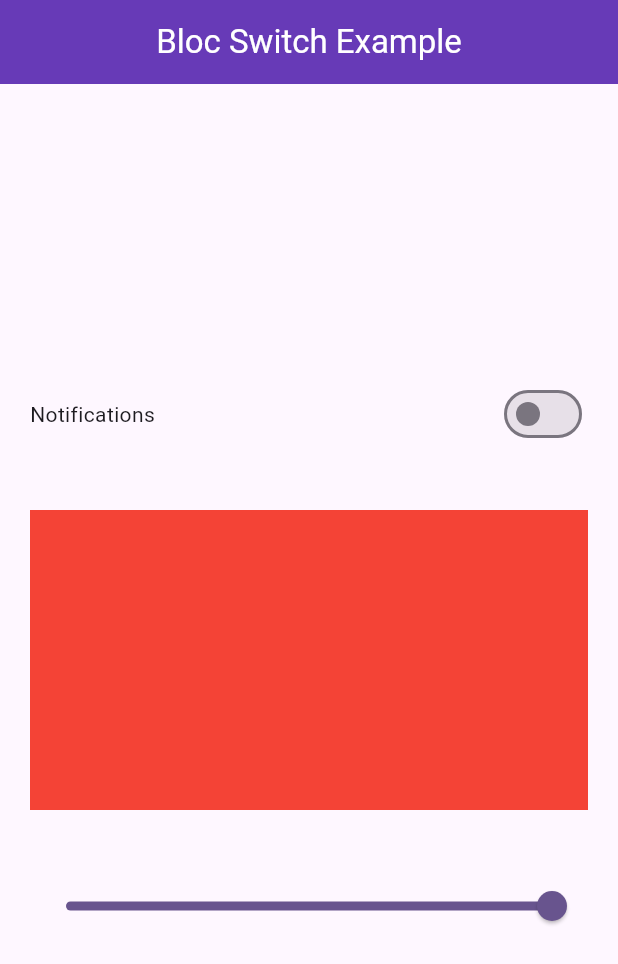
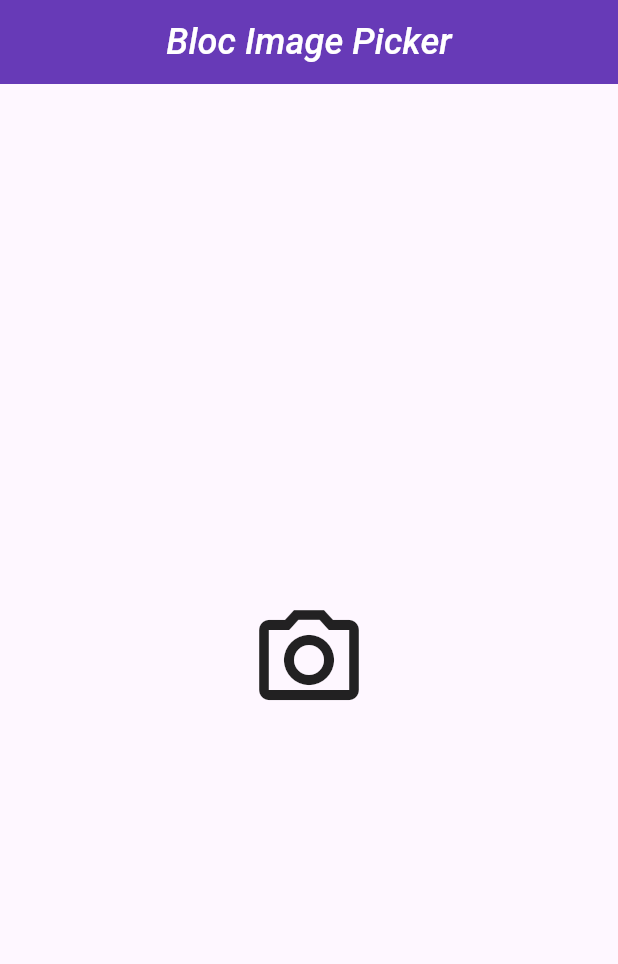
Before and after one commit to musman023/bloc_app, a Flutter app: the screen it shows after launch, on a phone screen of 412 x 824 dp. Shown: the top 964 px of the screen. Run offline on Flutter 3.47's test engine with Material 3 defaults, Android fonts, the phone set to English and light mode, and no system bars; our stand-ins replace bloc, equatable, flutter_bloc, image_picker.

Commit message:
get image using bloc

```diff
--- /dev/null
+++ b/lib/bloc/image_picker/image_picker_bloc.dart
@@ -0,0 +1,26 @@
+import 'package:bloc/bloc.dart';
+import 'package:bloc_app/utils/image_picker_utils.dart';
+import 'package:equatable/equatable.dart';
+import 'package:image_picker/image_picker.dart';
+
+part 'image_picker_event.dart';
+part 'image_picker_state.dart';
+
+class ImagePickerBloc extends Bloc<ImagePickerEvent, ImagePickerState> {
+  final ImagePickerUtils imagePickerUtils;
+  ImagePickerBloc(this.imagePickerUtils) : super(const ImagePickerState()) {
+    on<CameraCapture>(cameraCapture);
+  }
+
+  void cameraCapture(
+      CameraCapture event, Emitter<ImagePickerState> states) async {
+    XFile? file = await imagePickerUtils.cameraCapture();
+    emit(state.copyWith(file: file));
+  }
+
+  void pickImageFromGallery(
+      CameraCapture event, Emitter<ImagePickerState> states) async {
+    XFile? file = await imagePickerUtils.pickImageFromGallery();
+    emit(state.copyWith(file: file));
+  }
+}
--- /dev/null
+++ b/lib/bloc/image_picker/image_picker_event.dart
@@ -0,0 +1,12 @@
+part of 'image_picker_bloc.dart';
+
+sealed class ImagePickerEvent extends Equatable {
+  const ImagePickerEvent();
+
+  @override
+  List<Object> get props => [];
+}
+
+class CameraCapture extends ImagePickerEvent {}
+
+class GalleryImagePicker extends ImagePickerEvent {}
--- /dev/null
+++ b/lib/bloc/image_picker/image_picker_state.dart
@@ -0,0 +1,19 @@
+part of 'image_picker_bloc.dart';
+
+class ImagePickerState extends Equatable {
+  final XFile? file;
+  const ImagePickerState({this.file});
+
+  ImagePickerState copyWith({XFile? file}) {
+    return ImagePickerState(
+      file: file ?? this.file,
+    );
+  }
+
+  @override
+  List<Object> get props => [file.toString()];
+}
+
+// final class ImagePickerInitial extends ImagePickerState {
+//   const ImagePickerInitial({super.file});
+// }
--- a/lib/bloc/switch_example/switch_event.dart
+++ b/lib/bloc/switch_example/switch_event.dart
@@ -1,3 +1,5 @@
+// ignore_for_file: must_be_immutable
+
 import 'package:equatable/equatable.dart';
 
 abstract class SwitchEvents extends Equatable {
--- a/lib/main.dart
+++ b/lib/main.dart
@@ -1,8 +1,9 @@
+import 'package:bloc_app/bloc/image_picker/image_picker_bloc.dart';
 import 'package:bloc_app/bloc/switch_example/switch_bloc.dart';
-import 'package:bloc_app/ui/switch_example/switch_example_screen.dart';
+import 'package:bloc_app/ui/image_picker/image_picker_screen.dart';
+import 'package:bloc_app/utils/image_picker_utils.dart';
 import 'package:flutter/material.dart';
 import 'package:flutter_bloc/flutter_bloc.dart';
-
 import 'bloc/counter_bloc/counter_bloc.dart';
 
 void main() {
@@ -22,6 +23,9 @@ class MyApp extends StatelessWidget {
         BlocProvider(
           create: (context) => SwitchBloc(),
         ),
+        BlocProvider(
+          create: (context) => ImagePickerBloc(ImagePickerUtils()),
+        ),
       ],
       child: MaterialApp(
         debugShowCheckedModeBanner: false,
@@ -30,7 +34,7 @@ class MyApp extends StatelessWidget {
           colorScheme: ColorScheme.fromSeed(seedColor: Colors.deepPurple),
           useMaterial3: true,
         ),
-        home: const SwitchExampleScreen(),
+        home: const ImagePickerScreen(),
       ),
     );
   }
--- /dev/null
+++ b/lib/ui/image_picker/image_picker_screen.dart
@@ -0,0 +1,50 @@
+import 'dart:io';
+
+import 'package:bloc_app/bloc/image_picker/image_picker_bloc.dart';
+import 'package:flutter/material.dart';
+import 'package:flutter_bloc/flutter_bloc.dart';
+
+class ImagePickerScreen extends StatefulWidget {
+  const ImagePickerScreen({super.key});
+
+  @override
+  State<ImagePickerScreen> createState() => _ImagePickerScreenState();
+}
+
+class _ImagePickerScreenState extends State<ImagePickerScreen> {
+  @override
+  Widget build(BuildContext context) {
+    return Scaffold(
+        appBar: AppBar(
+          title: const Text(
+            "Bloc Image Picker",
+            style: TextStyle(
+              color: Colors.white,
+              fontWeight: FontWeight.w500,
+              fontSize: 24,
+              fontStyle: FontStyle.italic,
+            ),
+          ),
+          centerTitle: true,
+          backgroundColor: Colors.deepPurple,
+        ),
+        body: BlocBuilder<ImagePickerBloc, ImagePickerState>(
+            builder: (context, state) {
+          if (state.file == null) {
+            return InkWell(
+              onTap: () {
+                context.read<ImagePickerBloc>().add(CameraCapture());
+              },
+              child: const Center(
+                child: Icon(
+                  Icons.camera_alt_outlined,
+                  size: 80,
+                ),
+              ),
+            );
+          } else {
+            return Center(child: Image.file(File(state.file!.path.toString())));
+          }
+        }));
+  }
+}
--- /dev/null
+++ b/lib/utils/image_picker_utils.dart
@@ -0,0 +1,15 @@
+import 'package:image_picker/image_picker.dart';
+
+class ImagePickerUtils {
+  final ImagePicker _picker = ImagePicker();
+
+  Future<XFile?> cameraCapture() async {
+    final XFile? file = await _picker.pickImage(source: ImageSource.camera);
+    return file;
+  }
+
+  Future<XFile?> pickImageFromGallery() async {
+    final XFile? file = await _picker.pickImage(source: ImageSource.gallery);
+    return file;
+  }
+}
--- a/pubspec.yaml
+++ b/pubspec.yaml
@@ -38,6 +38,7 @@ dependencies:
   bloc: ^8.1.4
   flutter_bloc: ^8.1.5
   equatable: ^2.0.5
+  image_picker: ^1.0.8
 
 dev_dependencies:
   flutter_test:
```
Also changed, not shown: lib/ui/counter/counter_screen.dart (renamed from lib/ui/counter_screen.dart), pubspec.lock, 16 other files.
